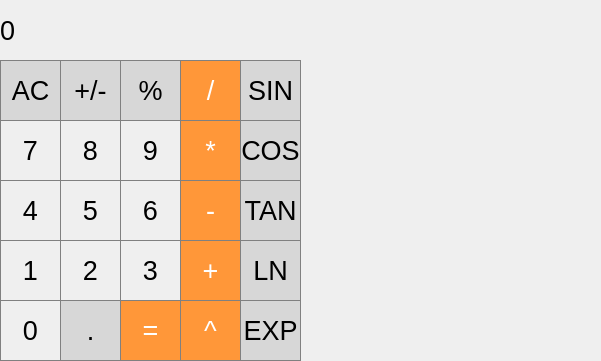
Old version of the form Calculator_New/mainwindow.ui in the repository MoonlightSV/OOP.
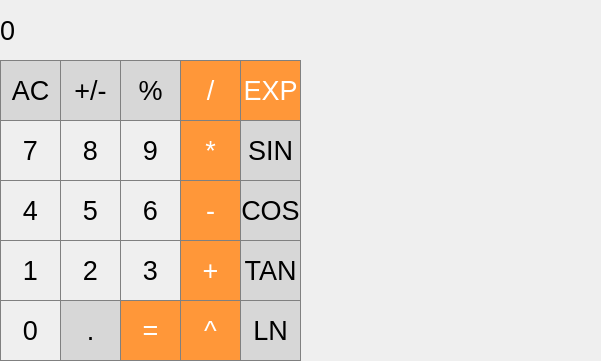
New version of the form.

The edit to the form file:
```diff
--- a/Calculator_New/mainwindow.ui
+++ b/Calculator_New/mainwindow.ui
@@ -576,7 +576,7 @@
     <property name="geometry">
      <rect>
       <x>240</x>
-      <y>180</y>
+      <y>240</y>
       <width>61</width>
       <height>61</height>
      </rect>
@@ -604,7 +604,7 @@
     <property name="geometry">
      <rect>
       <x>240</x>
-      <y>60</y>
+      <y>120</y>
       <width>61</width>
       <height>61</height>
      </rect>
@@ -632,7 +632,7 @@
     <property name="geometry">
      <rect>
       <x>240</x>
-      <y>300</y>
+      <y>60</y>
       <width>61</width>
       <height>61</height>
      </rect>
@@ -644,9 +644,11 @@
     </property>
     <property name="styleSheet">
      <string notr="true">QPushButton {
-  background-color: rgb(215, 215, 215);
+  background-color: rgb(255, 151, 57);
+  color: white; 
   border: 1px solid gray;
 }
+
 QPushButton:pressed {
     background-color: qlineargradient(x1: 0, y1: 0, x2: 0, y2: 1,
                                       stop: 0 #BEBEBE, stop: 1 #D7D7D7);
@@ -660,7 +662,7 @@
     <property name="geometry">
      <rect>
       <x>240</x>
-      <y>120</y>
+      <y>180</y>
       <width>61</width>
       <height>61</height>
      </rect>
@@ -688,7 +690,7 @@
     <property name="geometry">
      <rect>
       <x>240</x>
-      <y>240</y>
+      <y>300</y>
       <width>61</width>
       <height>61</height>
      </rect>
```
Left out of the diff: 2 changed lines with no effect on the pictures.
